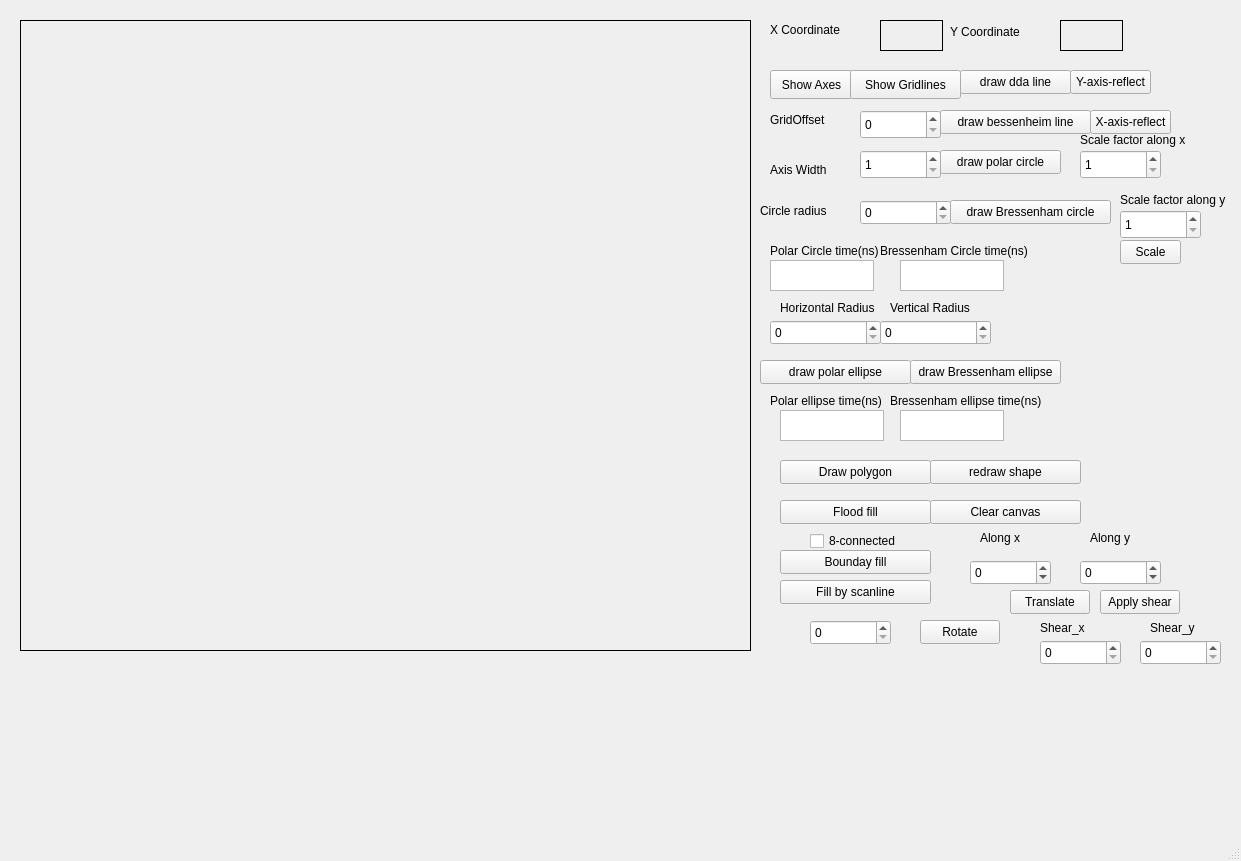
Old version of the form mainwindow.ui in the repository sugatalaha/BCSEGraphicsLab.
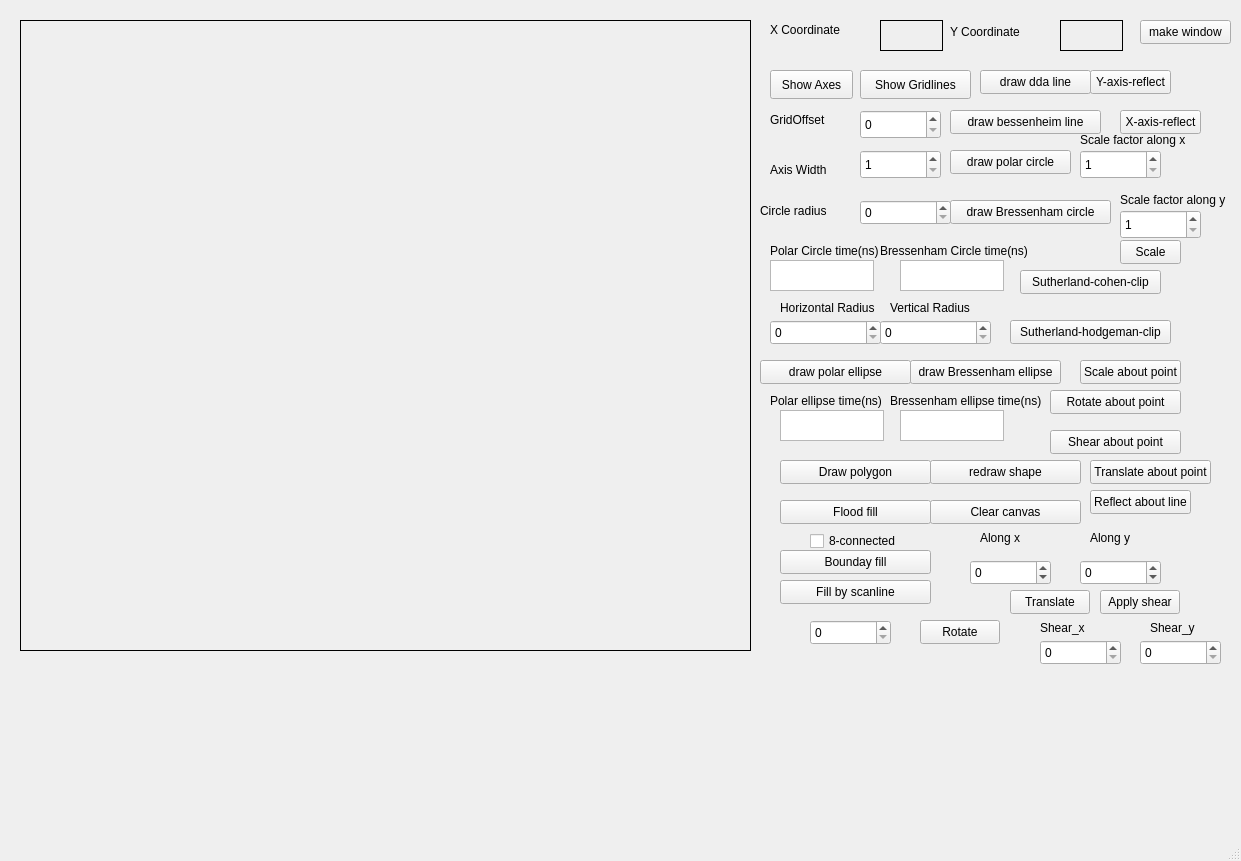
New version of the form.

The edit to the form file:
```diff
--- a/mainwindow.ui
+++ b/mainwindow.ui
@@ -104,7 +104,7 @@
    <widget class="QPushButton" name="gridlines">
     <property name="geometry">
      <rect>
-      <x>850</x>
+      <x>860</x>
       <y>70</y>
       <width>111</width>
       <height>29</height>
@@ -172,7 +172,7 @@
    <widget class="QPushButton" name="dda_line">
     <property name="geometry">
      <rect>
-      <x>960</x>
+      <x>980</x>
       <y>70</y>
       <width>111</width>
       <height>24</height>
@@ -185,7 +185,7 @@
    <widget class="QPushButton" name="draw_bressenheim_line">
     <property name="geometry">
      <rect>
-      <x>940</x>
+      <x>950</x>
       <y>110</y>
       <width>151</width>
       <height>24</height>
@@ -198,7 +198,7 @@
    <widget class="QPushButton" name="draw_polar_circle">
     <property name="geometry">
      <rect>
-      <x>940</x>
+      <x>950</x>
       <y>150</y>
       <width>121</width>
       <height>24</height>
@@ -667,7 +667,7 @@
    <widget class="QPushButton" name="xaxis_reflect">
     <property name="geometry">
      <rect>
-      <x>1090</x>
+      <x>1120</x>
       <y>110</y>
       <width>81</width>
       <height>24</height>
@@ -680,7 +680,7 @@
    <widget class="QPushButton" name="yaxis_reflect">
     <property name="geometry">
      <rect>
-      <x>1070</x>
+      <x>1090</x>
       <y>70</y>
       <width>81</width>
       <height>24</height>
@@ -755,6 +755,110 @@
      <string>Scale</string>
     </property>
    </widget>
+   <widget class="QPushButton" name="sutherlandcohenclip">
+    <property name="geometry">
+     <rect>
+      <x>1020</x>
+      <y>270</y>
+      <width>141</width>
+      <height>24</height>
+     </rect>
+    </property>
+    <property name="text">
+     <string>Sutherland-cohen-clip</string>
+    </property>
+   </widget>
+   <widget class="QPushButton" name="sutherlandhodgemanclip">
+    <property name="geometry">
+     <rect>
+      <x>1010</x>
+      <y>320</y>
+      <width>161</width>
+      <height>24</height>
+     </rect>
+    </property>
+    <property name="text">
+     <string>Sutherland-hodgeman-clip</string>
+    </property>
+   </widget>
+   <widget class="QPushButton" name="scale_about_point">
+    <property name="geometry">
+     <rect>
+      <x>1080</x>
+      <y>360</y>
+      <width>101</width>
+      <height>24</height>
+     </rect>
+    </property>
+    <property name="text">
+     <string>Scale about point</string>
+    </property>
+   </widget>
+   <widget class="QPushButton" name="rotate_about_point">
+    <property name="geometry">
+     <rect>
+      <x>1050</x>
+      <y>390</y>
+      <width>131</width>
+      <height>24</height>
+     </rect>
+    </property>
+    <property name="text">
+     <string>Rotate about point</string>
+    </property>
+   </widget>
+   <widget class="QPushButton" name="shear_about_point">
+    <property name="geometry">
+     <rect>
+      <x>1050</x>
+      <y>430</y>
+      <width>131</width>
+      <height>24</height>
+     </rect>
+    </property>
+    <property name="text">
+     <string>Shear about point</string>
+    </property>
+   </widget>
+   <widget class="QPushButton" name="translate_about_point">
+    <property name="geometry">
+     <rect>
+      <x>1090</x>
+      <y>460</y>
+      <width>121</width>
+      <height>24</height>
+     </rect>
+    </property>
+    <property name="text">
+     <string>Translate about point</string>
+    </property>
+   </widget>
+   <widget class="QPushButton" name="reflect_about_line">
+    <property name="geometry">
+     <rect>
+      <x>1090</x>
+      <y>490</y>
+      <width>101</width>
+      <height>24</height>
+     </rect>
+    </property>
+    <property name="text">
+     <string>Reflect about line</string>
+    </property>
+   </widget>
+   <widget class="QPushButton" name="make_window">
+    <property name="geometry">
+     <rect>
+      <x>1140</x>
+      <y>20</y>
+      <width>91</width>
+      <height>24</height>
+     </rect>
+    </property>
+    <property name="text">
+     <string>make window</string>
+    </property>
+   </widget>
   </widget>
   <widget class="QMenuBar" name="menubar">
    <property name="geometry">
```
